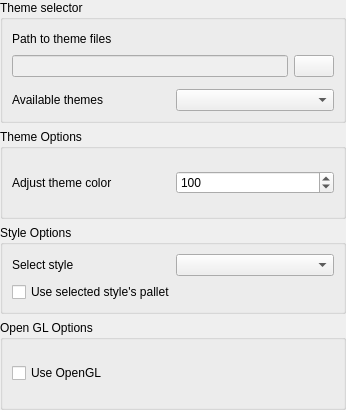
The window that src/traverso/ui/ThemeConfigPage.ui (ErwanLegrand/Traverso-DAW) describes before a commit, drawn with Qt 5.
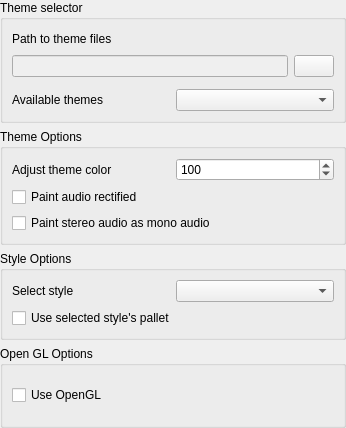
The same window after the commit.

```diff
--- a/src/traverso/ui/ThemeConfigPage.ui
+++ b/src/traverso/ui/ThemeConfigPage.ui
@@ -6,7 +6,7 @@
     <x>0</x>
     <y>0</y>
     <width>346</width>
-    <height>410</height>
+    <height>428</height>
    </rect>
   </property>
   <property name="windowTitle" >
@@ -170,7 +170,7 @@
        <number>9</number>
       </property>
       <property name="spacing" >
-       <number>9</number>
+       <number>6</number>
       </property>
       <item>
        <layout class="QHBoxLayout" >
@@ -199,6 +199,20 @@
         </item>
        </layout>
       </item>
+      <item>
+       <widget class="QCheckBox" name="rectifiedCheckBox" >
+        <property name="text" >
+         <string>Paint audio rectified</string>
+        </property>
+       </widget>
+      </item>
+      <item>
+       <widget class="QCheckBox" name="mergedCheckBox" >
+        <property name="text" >
+         <string>Paint stereo audio as mono audio</string>
+        </property>
+       </widget>
+      </item>
      </layout>
     </widget>
    </item>
```
Left out of the diff: 2 changed lines with no effect on the pictures.
